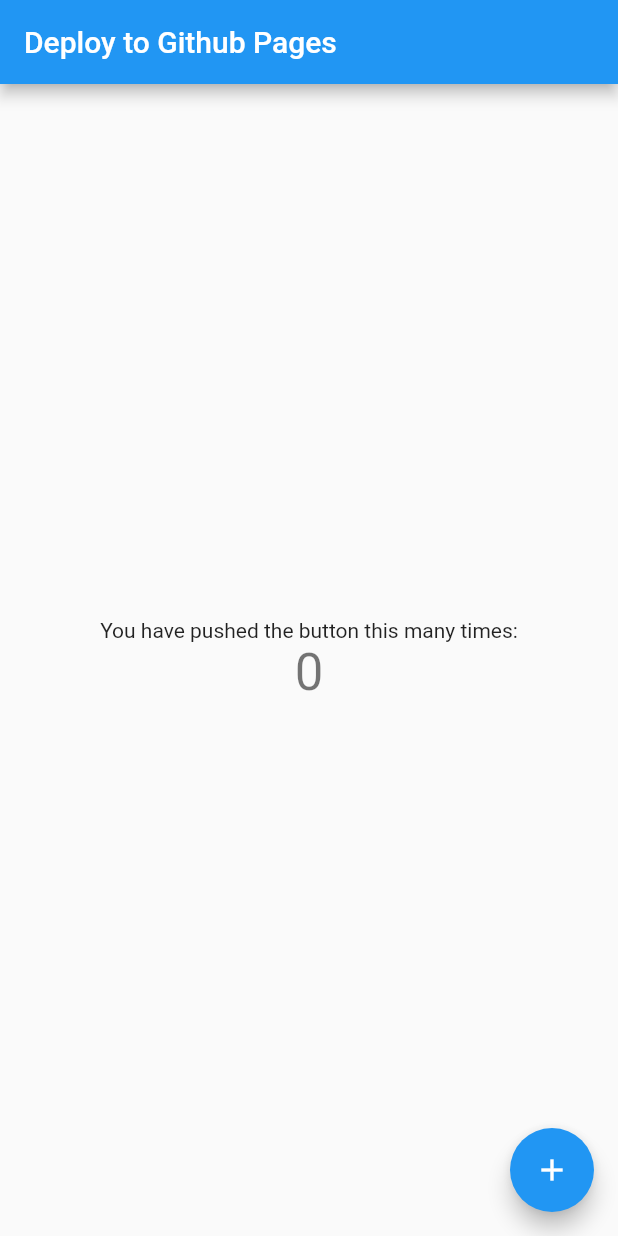
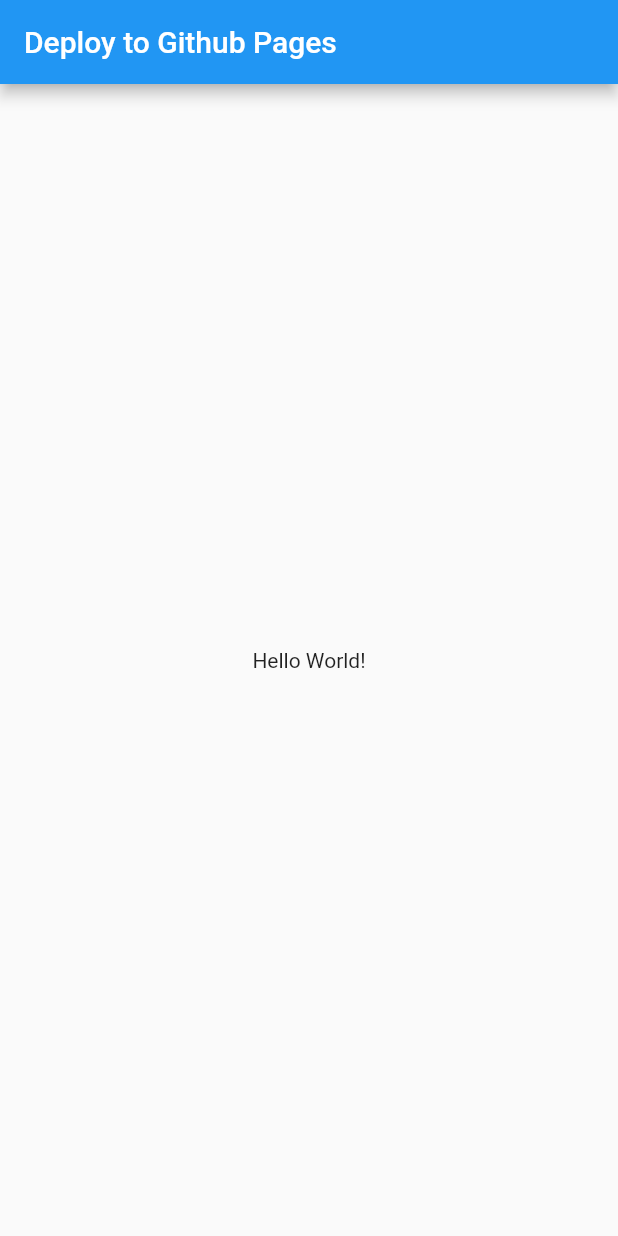
Before and after one commit to jonasreycian/auto_deploy_flutter_web_to_ghpages, a Flutter app: the screen it shows after launch, on a phone screen of 412 x 824 dp. Run offline on Flutter 3.47's test engine with Material 2 defaults, Android fonts, the light colour scheme and no system bars.

Commit message:
Updated main

```diff
--- a/lib/main.dart
+++ b/lib/main.dart
@@ -15,54 +15,28 @@
       theme: ThemeData(
         primarySwatch: Colors.blue,
       ),
-      home: const MyHomePage(title: 'Deploy to Github Pages'),
+      home: const MyHomePage(),
     );
   }
 }
 
-class MyHomePage extends StatefulWidget {
-  const MyHomePage({Key? key, required this.title}) : super(key: key);
-
-  final String title;
-
-  @override
-  State<MyHomePage> createState() => _MyHomePageState();
-}
-
-class _MyHomePageState extends State<MyHomePage> {
-  int _counter = 0;
-
-  void _incrementCounter() {
-    setState(() {
-      _counter++;
-    });
-  }
+class MyHomePage extends StatelessWidget {
+  const MyHomePage({Key? key}) : super(key: key);
 
   @override
   Widget build(BuildContext context) {
     return Scaffold(
       appBar: AppBar(
-        title: Text(widget.title),
+        title: const Text('Deploy to Github Pages'),
       ),
       body: Center(
         child: Column(
           mainAxisAlignment: MainAxisAlignment.center,
-          children: <Widget>[
-            const Text(
-              'You have pushed the button this many times:',
-            ),
-            Text(
-              '$_counter',
-              style: Theme.of(context).textTheme.headline4,
-            ),
+          children: const <Widget>[
+            Text('Hello World!'),
           ],
         ),
       ),
-      floatingActionButton: FloatingActionButton(
-        onPressed: _incrementCounter,
-        tooltip: 'Increment',
-        child: const Icon(Icons.add),
-      ), // This trailing comma makes auto-formatting nicer for build methods.
     );
   }
 }
```
Also changed, not shown: 1 other file.
